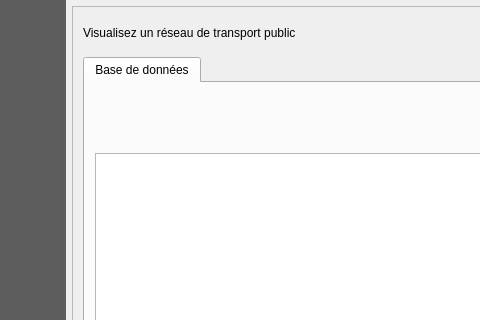
Qt form tellae/dialogs/main_window.ui (tellae/qgis-tellae-plugin) before a commit; both pictures show x 87 to 567 and y 0 to 320 of the 990 by 849 pixel window.
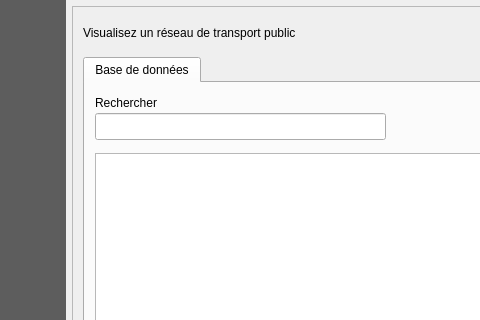
The same form after that commit. Custom widgets are drawn as their Qt base class.

Commit message: add search bar and sort gtfs list

```diff
--- a/tellae/dialogs/main_window.ui
+++ b/tellae/dialogs/main_window.ui
@@ -453,6 +453,29 @@
                    <bool>false</bool>
                   </attribute>
                  </widget>
+                 <widget class="QLineEdit" name="network_search_bar">
+                  <property name="geometry">
+                   <rect>
+                    <x>10</x>
+                    <y>30</y>
+                    <width>291</width>
+                    <height>27</height>
+                   </rect>
+                  </property>
+                 </widget>
+                 <widget class="QLabel" name="label_5">
+                  <property name="geometry">
+                   <rect>
+                    <x>10</x>
+                    <y>10</y>
+                    <width>81</width>
+                    <height>19</height>
+                   </rect>
+                  </property>
+                  <property name="text">
+                   <string>Rechercher</string>
+                  </property>
+                 </widget>
                 </widget>
                </widget>
               </item>
```
The commit also changes 2 other files.
